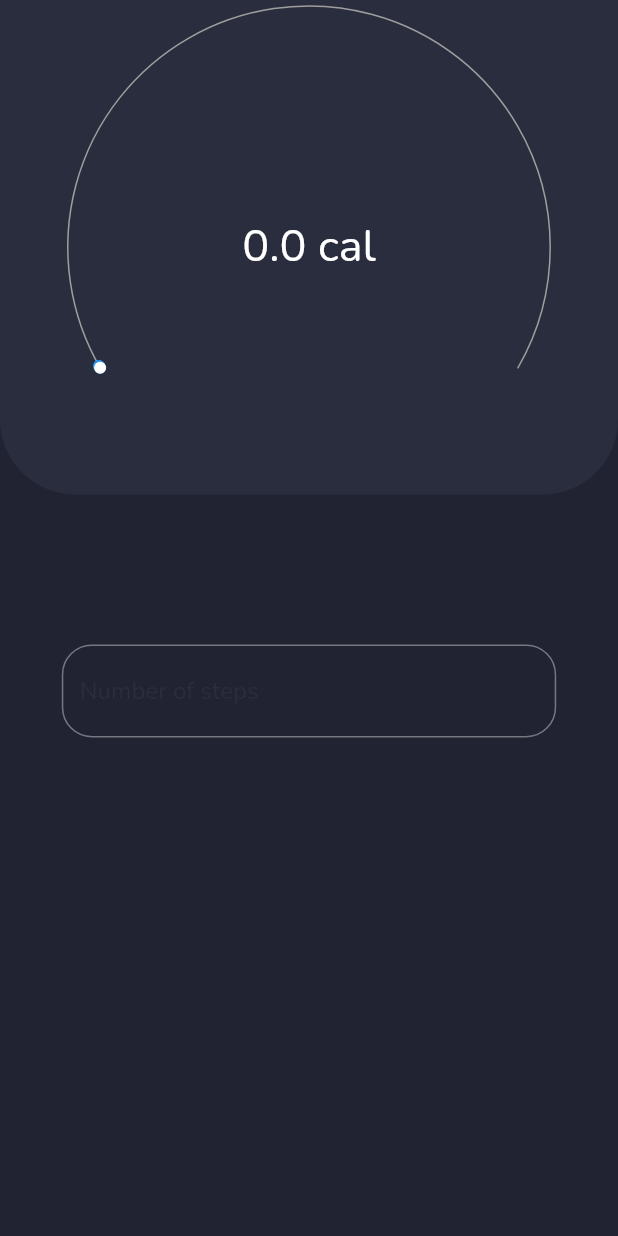
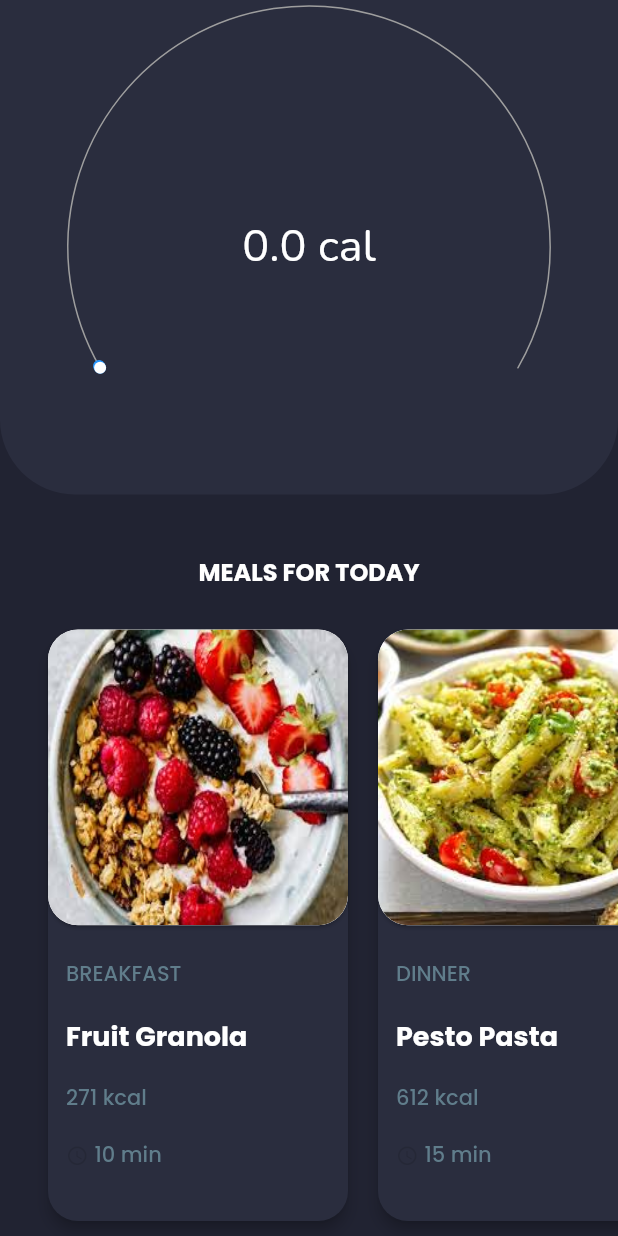
Before and after one commit to KarthikS373/Perfect-Fitness, a Flutter app: the CalorieScreen screen opened by its route, on a phone screen of 412 x 824 dp. Run offline on Flutter 3.47's test engine with Material 2 defaults, Android fonts, the phone set to English and light mode, and no system bars; drawn by our look-alikes of sleek_circular_slider; our stand-ins replace camera, charts_flutter, firebase_auth, firebase_core, fl_chart, flutter_svg and 14 more; missing offline and left inert: flutter_sparkline; accounts and stored records are empty.

Commit message:
Calories done

```diff
--- /dev/null
+++ b/lib/Models/meal.dart
@@ -0,0 +1,72 @@
+class Meal {
+  final String mealTime, name, imagePath, kiloCaloriesBurnt, timeTaken;
+  final String preparation;
+  final List ingredients;
+
+  Meal({
+    required this.mealTime,
+    required this.name,
+    required this.imagePath,
+    required this.kiloCaloriesBurnt,
+    required this.timeTaken,
+    required this.preparation,
+    required this.ingredients,
+  });
+}
+
+final meals = [
+  Meal(
+      mealTime: "BREAKFAST",
+      name: "Fruit Granola",
+      kiloCaloriesBurnt: "271",
+      timeTaken: "10",
+      imagePath: "assets/Images/granola.jpg",
+      ingredients: [
+        "1 cup of granola",
+        "1 banana",
+        "1/2 cup of raisins",
+        "1 tbsp of honey",
+      ],
+      preparation:
+          '''Lorem ipsum dolor sit amet, consectetur adipiscing elit, sed do eiusmod tempor incididunt ut labore et dolore magna aliqua. Elementum tempus egestas sed sed risus pretium quam. Platea dictumst quisque sagittis purus sit. Senectus et netus et malesuada fames ac turpis egestas sed. Nibh cras pulvinar mattis nunc. Amet consectetur adipiscing elit duis tristique. Interdum velit euismod in pellentesque massa placerat duis ultricies lacus. Lectus proin nibh nisl condimentum id venenatis. Sit amet massa vitae tortor condimentum lacinia quis vel eros. Sed adipiscing diam donec adipiscing tristique risus nec feugiat in. Enim tortor at auctor urna. In dictum non consectetur a.
+Sit amet risus nullam eget. Viverra adipiscing at in tellus integer feugiat scelerisque varius morbi. Quis risus sed vulputate odio ut enim blandit volutpat maecenas. Turpis cursus in hac habitasse platea dictumst quisque sagittis. Eget mi proin sed libero. Non diam phasellus vestibulum lorem sed risus ultricies tristique. Neque viverra justo nec ultrices dui. Gravida neque convallis a cras semper. Morbi tempus iaculis urna id volutpat lacus laoreet non. Pretium vulputate sapien nec sagittis aliquam malesuada bibendum. Amet mattis vulputate enim nulla aliquet. Lectus urna duis convallis convallis tellus. Porta non pulvinar neque laoreet suspendisse interdum consectetur libero id. Diam ut venenatis tellus in metus vulputate eu scelerisque felis. Adipiscing vitae proin sagittis nisl. Sed libero enim sed faucibus turpis in. Pulvinar mattis nunc sed blandit. Nisi scelerisque eu ultrices vitae auctor eu augue ut. Diam volutpat commodo sed egestas egestas fringilla phasellus faucibus. Sed id semper risus in hendrerit.
+Consectetur adipiscing elit duis tristique sollicitudin nibh. Dictumst quisque sagittis purus sit amet volutpat. Quis enim lobortis scelerisque fermentum dui faucibus in ornare. Pellentesque diam volutpat commodo sed egestas egestas fringilla phasellus. Mauris pharetra et ultrices neque. Leo duis ut diam quam nulla porttitor. Sit amet facilisis magna etiam tempor orci eu lobortis elementum. Blandit massa enim nec dui. Aliquam id diam maecenas ultricies mi eget mauris. Mattis rhoncus urna neque viverra justo nec ultrices. Nibh tellus molestie nunc non blandit. Non diam phasellus vestibulum lorem. Ut diam quam nulla porttitor massa id neque aliquam. Eget mauris pharetra et ultrices neque ornare aenean euismod. Urna id volutpat lacus laoreet non curabitur gravida arcu ac. Tellus in hac habitasse platea dictumst vestibulum.
+Adipiscing commodo elit at imperdiet. Mollis nunc sed id semper risus. Magna fermentum iaculis eu non. Ut pharetra sit amet aliquam id diam maecenas ultricies mi. Amet consectetur adipiscing elit ut aliquam purus sit amet. Ultrices sagittis orci a scelerisque purus semper. Pharetra magna ac placerat vestibulum lectus mauris ultrices eros in. Massa tempor nec feugiat nisl pretium. Etiam dignissim diam quis enim lobortis scelerisque. Duis ut diam quam nulla.
+Ultricies lacus sed turpis tincidunt id aliquet risus feugiat. Vitae aliquet nec ullamcorper sit amet risus. Malesuada nunc vel risus commodo viverra. Id aliquet risus feugiat in ante metus dictum at tempor. Commodo sed egestas egestas fringilla phasellus faucibus scelerisque. Ipsum dolor sit amet consectetur. In nibh mauris cursus mattis molestie a. Duis at consectetur lorem donec massa sapien faucibus et molestie. Amet nisl purus in mollis nunc sed id. Sagittis vitae et leo duis ut. Purus in mollis nunc sed id. Mauris ultrices eros in cursus turpis.'''),
+  Meal(
+      mealTime: "DINNER",
+      name: "Pesto Pasta",
+      kiloCaloriesBurnt: "612",
+      timeTaken: "15",
+      imagePath: "assets/Images/pasta.jpg",
+      ingredients: [
+        "1 cup of granola",
+        "1 banana",
+        "1/2 cup of raisins",
+        "1 tbsp of honey",
+      ],
+      preparation:
+          '''Lorem ipsum dolor sit amet, consectetur adipiscing elit, sed do eiusmod tempor incididunt ut labore et dolore magna aliqua. Elementum tempus egestas sed sed risus pretium quam. Platea dictumst quisque sagittis purus sit. Senectus et netus et malesuada fames ac turpis egestas sed. Nibh cras pulvinar mattis nunc. Amet consectetur adipiscing elit duis tristique. Interdum velit euismod in pellentesque massa placerat duis ultricies lacus. Lectus proin nibh nisl condimentum id venenatis. Sit amet massa vitae tortor condimentum lacinia quis vel eros. Sed adipiscing diam donec adipiscing tristique risus nec feugiat in. Enim tortor at auctor urna. In dictum non consectetur a.
+Sit amet risus nullam eget. Viverra adipiscing at in tellus integer feugiat scelerisque varius morbi. Quis risus sed vulputate odio ut enim blandit volutpat maecenas. Turpis cursus in hac habitasse platea dictumst quisque sagittis. Eget mi proin sed libero. Non diam phasellus vestibulum lorem sed risus ultricies tristique. Neque viverra justo nec ultrices dui. Gravida neque convallis a cras semper. Morbi tempus iaculis urna id volutpat lacus laoreet non. Pretium vulputate sapien nec sagittis aliquam malesuada bibendum. Amet mattis vulputate enim nulla aliquet. Lectus urna duis convallis convallis tellus. Porta non pulvinar neque laoreet suspendisse interdum consectetur libero id. Diam ut venenatis tellus in metus vulputate eu scelerisque felis. Adipiscing vitae proin sagittis nisl. Sed libero enim sed faucibus turpis in. Pulvinar mattis nunc sed blandit. Nisi scelerisque eu ultrices vitae auctor eu augue ut. Diam volutpat commodo sed egestas egestas fringilla phasellus faucibus. Sed id semper risus in hendrerit.
+Consectetur adipiscing elit duis tristique sollicitudin nibh. Dictumst quisque sagittis purus sit amet volutpat. Quis enim lobortis scelerisque fermentum dui faucibus in ornare. Pellentesque diam volutpat commodo sed egestas egestas fringilla phasellus. Mauris pharetra et ultrices neque. Leo duis ut diam quam nulla porttitor. Sit amet facilisis magna etiam tempor orci eu lobortis elementum. Blandit massa enim nec dui. Aliquam id diam maecenas ultricies mi eget mauris. Mattis rhoncus urna neque viverra justo nec ultrices. Nibh tellus molestie nunc non blandit. Non diam phasellus vestibulum lorem. Ut diam quam nulla porttitor massa id neque aliquam. Eget mauris pharetra et ultrices neque ornare aenean euismod. Urna id volutpat lacus laoreet non curabitur gravida arcu ac. Tellus in hac habitasse platea dictumst vestibulum.
+Adipiscing commodo elit at imperdiet. Mollis nunc sed id semper risus. Magna fermentum iaculis eu non. Ut pharetra sit amet aliquam id diam maecenas ultricies mi. Amet consectetur adipiscing elit ut aliquam purus sit amet. Ultrices sagittis orci a scelerisque purus semper. Pharetra magna ac placerat vestibulum lectus mauris ultrices eros in. Massa tempor nec feugiat nisl pretium. Etiam dignissim diam quis enim lobortis scelerisque. Duis ut diam quam nulla.
+Ultricies lacus sed turpis tincidunt id aliquet risus feugiat. Vitae aliquet nec ullamcorper sit amet risus. Malesuada nunc vel risus commodo viverra. Id aliquet risus feugiat in ante metus dictum at tempor. Commodo sed egestas egestas fringilla phasellus faucibus scelerisque. Ipsum dolor sit amet consectetur. In nibh mauris cursus mattis molestie a. Duis at consectetur lorem donec massa sapien faucibus et molestie. Amet nisl purus in mollis nunc sed id. Sagittis vitae et leo duis ut. Purus in mollis nunc sed id. Mauris ultrices eros in cursus turpis.'''),
+  Meal(
+      mealTime: "SNACK",
+      name: "Keto Snack",
+      kiloCaloriesBurnt: "414",
+      timeTaken: "16",
+      imagePath: "assets/Images/snack.jpg",
+      ingredients: [
+        "1 cup of granola",
+        "1 banana",
+        "1/2 cup of raisins",
+        "1 tbsp of honey",
+      ],
+      preparation:
+          '''Lorem ipsum dolor sit amet, consectetur adipiscing elit, sed do eiusmod tempor incididunt ut labore et dolore magna aliqua. Elementum tempus egestas sed sed risus pretium quam. Platea dictumst quisque sagittis purus sit. Senectus et netus et malesuada fames ac turpis egestas sed. Nibh cras pulvinar mattis nunc. Amet consectetur adipiscing elit duis tristique. Interdum velit euismod in pellentesque massa placerat duis ultricies lacus. Lectus proin nibh nisl condimentum id venenatis. Sit amet massa vitae tortor condimentum lacinia quis vel eros. Sed adipiscing diam donec adipiscing tristique risus nec feugiat in. Enim tortor at auctor urna. In dictum non consectetur a.
+Sit amet risus nullam eget. Viverra adipiscing at in tellus integer feugiat scelerisque varius morbi. Quis risus sed vulputate odio ut enim blandit volutpat maecenas. Turpis cursus in hac habitasse platea dictumst quisque sagittis. Eget mi proin sed libero. Non diam phasellus vestibulum lorem sed risus ultricies tristique. Neque viverra justo nec ultrices dui. Gravida neque convallis a cras semper. Morbi tempus iaculis urna id volutpat lacus laoreet non. Pretium vulputate sapien nec sagittis aliquam malesuada bibendum. Amet mattis vulputate enim nulla aliquet. Lectus urna duis convallis convallis tellus. Porta non pulvinar neque laoreet suspendisse interdum consectetur libero id. Diam ut venenatis tellus in metus vulputate eu scelerisque felis. Adipiscing vitae proin sagittis nisl. Sed libero enim sed faucibus turpis in. Pulvinar mattis nunc sed blandit. Nisi scelerisque eu ultrices vitae auctor eu augue ut. Diam volutpat commodo sed egestas egestas fringilla phasellus faucibus. Sed id semper risus in hendrerit.
+Consectetur adipiscing elit duis tristique sollicitudin nibh. Dictumst quisque sagittis purus sit amet volutpat. Quis enim lobortis scelerisque fermentum dui faucibus in ornare. Pellentesque diam volutpat commodo sed egestas egestas fringilla phasellus. Mauris pharetra et ultrices neque. Leo duis ut diam quam nulla porttitor. Sit amet facilisis magna etiam tempor orci eu lobortis elementum. Blandit massa enim nec dui. Aliquam id diam maecenas ultricies mi eget mauris. Mattis rhoncus urna neque viverra justo nec ultrices. Nibh tellus molestie nunc non blandit. Non diam phasellus vestibulum lorem. Ut diam quam nulla porttitor massa id neque aliquam. Eget mauris pharetra et ultrices neque ornare aenean euismod. Urna id volutpat lacus laoreet non curabitur gravida arcu ac. Tellus in hac habitasse platea dictumst vestibulum.
+Adipiscing commodo elit at imperdiet. Mollis nunc sed id semper risus. Magna fermentum iaculis eu non. Ut pharetra sit amet aliquam id diam maecenas ultricies mi. Amet consectetur adipiscing elit ut aliquam purus sit amet. Ultrices sagittis orci a scelerisque purus semper. Pharetra magna ac placerat vestibulum lectus mauris ultrices eros in. Massa tempor nec feugiat nisl pretium. Etiam dignissim diam quis enim lobortis scelerisque. Duis ut diam quam nulla.
+Ultricies lacus sed turpis tincidunt id aliquet risus feugiat. Vitae aliquet nec ullamcorper sit amet risus. Malesuada nunc vel risus commodo viverra. Id aliquet risus feugiat in ante metus dictum at tempor. Commodo sed egestas egestas fringilla phasellus faucibus scelerisque. Ipsum dolor sit amet consectetur. In nibh mauris cursus mattis molestie a. Duis at consectetur lorem donec massa sapien faucibus et molestie. Amet nisl purus in mollis nunc sed id. Sagittis vitae et leo duis ut. Purus in mollis nunc sed id. Mauris ultrices eros in cursus turpis.'''),
+];
--- a/lib/Screens/CalorieScreen/calorieScreen.dart
+++ b/lib/Screens/CalorieScreen/calorieScreen.dart
@@ -4,8 +4,11 @@ import 'package:google_fonts/google_fonts.dart';
 import 'package:provider/provider.dart';
 import 'package:shared_preferences/shared_preferences.dart';
 import 'package:sleek_circular_slider/sleek_circular_slider.dart';
+import 'package:animations/animations.dart';
 
 import '../../Models/Providers/healthProvider.dart';
+import '../../Models/meal.dart';
+import 'meal_detail_screen.dart';
 
 class CalorieScreen extends StatefulWidget {
   const CalorieScreen({Key? key}) : super(key: key);
@@ -26,8 +29,7 @@ class _CalorieScreenState extends State<CalorieScreen> {
     final media = MediaQuery.of(context);
     final theme = Theme.of(context);
     return Scaffold(
-      body: Consumer<HealthProvider>(
-        builder: (context, value, child) {
+        body: Consumer<HealthProvider>(builder: (context, value, child) {
       return Column(
         children: [
           Container(
@@ -67,7 +69,7 @@ class _CalorieScreenState extends State<CalorieScreen> {
                   children: [
                     Center(
                       child: Text(
-                            "${( value.getSteps * 0.045 ).toStringAsPrecision(2)} cal",
+                        "${(value.getSteps * 0.045).toStringAsPrecision(2)} cal",
                         style: GoogleFonts.nunito(
                           color: textColor,
                           fontSize: 30.0,
@@ -79,53 +81,36 @@ class _CalorieScreenState extends State<CalorieScreen> {
               },
             ),
           ),
+          SizedBox(
+            height: 40,
+          ),
           const SizedBox(
-                height: 100,
-              ),
-              SizedBox(
-                width: media.size.width * 0.8,
-                child: TextField(
-                  onEditingComplete: () {
-                    setState(
-                          () {
-                        _calorie = value.getSteps;
-                        save1();
-                        retrieve1();
-                        stps1 = value.getSteps * 0.045;
-                      },
-                    );
-                    _textController.clear();
-                  },
-                  controller: _textController,
-                  cursorColor: textColor.withOpacity(0.5),
-                  keyboardType: TextInputType.number,
-                  decoration: InputDecoration(
-                    focusedBorder: OutlineInputBorder(
-                      borderRadius: BorderRadius.circular(20),
-                      borderSide: BorderSide(
-                        color: textColor.withOpacity(0.5),
-                        width: 1,
+            height: 50,
+            child : Text(
+              "MEALS FOR TODAY",
+              style: const TextStyle(color: Colors.white, fontSize: 16, fontWeight: FontWeight.w700),
             ),
           ),
-                    border: OutlineInputBorder(
-                      borderRadius: BorderRadius.circular(20),
-                      borderSide: const BorderSide(
-                        color: secondaryColor,
-                        width: 1,
+          Expanded(
+            child: SingleChildScrollView(
+              scrollDirection: Axis.horizontal,
+              child: Row(
+                children: <Widget>[
+                  SizedBox(
+                    width: 32,
                   ),
+                  for (int i = 0; i < meals.length; i++)
+                    _MealCard(
+                      meal: meals[i],
+                      key: null,
                     ),
-                    hintText: "Number of steps",
-                    hintStyle: GoogleFonts.nunito(
-                      color: secondaryColor,
+                ],
               ),
             ),
           ),
-              )
         ],
       );
-        }
-    )
-    );
+    }));
   }
 
   void save1() async {
@@ -142,3 +127,117 @@ class _CalorieScreenState extends State<CalorieScreen> {
     });
   }
 }
+
+class _MealCard extends StatelessWidget {
+  final Meal meal;
+
+  const _MealCard({Key? key, required this.meal}) : super(key: key);
+
+  @override
+  Widget build(BuildContext context) {
+    return Container(
+      margin: const EdgeInsets.only(
+        right: 20,
+        bottom: 10,
+      ),
+      child: Material(
+        borderRadius: BorderRadius.all(
+          Radius.circular(20),
+
+        ),
+        elevation: 4,
+
+        child: Column(
+          crossAxisAlignment: CrossAxisAlignment.start,
+          mainAxisSize: MainAxisSize.max,
+
+          children: <Widget>[
+            Flexible(
+              fit: FlexFit.tight,
+              child: OpenContainer(
+                closedShape: RoundedRectangleBorder(borderRadius: BorderRadius.all(Radius.circular(20))),
+                transitionDuration: const Duration(milliseconds: 1000),
+                openBuilder: (context, _) {
+                  return MealDetailScreen(
+                    meal: meal,
+                  );
+                },
+                closedBuilder: (context, openContainer) {
+                  return GestureDetector(
+                    onTap: openContainer,
+                    child: ClipRRect(
+                      borderRadius: BorderRadius.all(Radius.circular(20)),
+                      child: Image.asset(
+                        meal.imagePath,
+                        width: 200,
+                        fit: BoxFit.fill,
+                      ),
+                    ),
+                  );
+                },
+              ),
+            ),
+            Flexible(
+              fit: FlexFit.tight,
+              child: Padding(
+                padding: const EdgeInsets.only(left: 12.0),
+                child: Column(
+                  crossAxisAlignment: CrossAxisAlignment.start,
+                  mainAxisAlignment: MainAxisAlignment.spaceBetween,
+                  children: [
+                    SizedBox(height: 5),
+                    Text(
+                      meal.mealTime,
+                      style: const TextStyle(
+                        fontWeight: FontWeight.w500,
+                        fontSize: 14,
+                        color: Colors.blueGrey,
+                      ),
+                    ),
+                    Text(
+                      meal.name,
+                      style: const TextStyle(
+                        fontWeight: FontWeight.w700,
+                        fontSize: 18,
+                        color: Colors.white,
+                      ),
+                    ),
+                    Text(
+                      "${meal.kiloCaloriesBurnt} kcal",
+                      style: const TextStyle(
+                        fontWeight: FontWeight.w500,
+                        fontSize: 14,
+                        color: Colors.blueGrey,
+                      ),
+                    ),
+                    Row(
+                      children: <Widget>[
+                        Icon(
+                          Icons.access_time,
+                          size: 15,
+                          color: Colors.black12,
+                        ),
+                        SizedBox(
+                          width: 4,
+                        ),
+                        Text(
+                          "${meal.timeTaken} min",
+                          style: const TextStyle(
+                            fontWeight: FontWeight.w500,
+                            fontSize: 14,
+                            color: Colors.blueGrey,
+                          ),
+                        ),
+                      ],
+                    ),
+                    SizedBox(height: 16),
+                  ],
+                ),
+              ),
+            ),
+          ],
+        ),
+      ),
+    );
+  }
+}
--- a/pubspec.yaml
+++ b/pubspec.yaml
@@ -56,6 +56,7 @@ dependencies:
   syncfusion_flutter_charts: ^20.2.40
   google_sign_in: ^5.4.0
   font_awesome_flutter: ^10.1.0
+  animations: ^2.0.3
 #   multidex: ^1.0.3
 
 dev_dependencies:
```
Also changed, not shown: lib/Screens/CalorieScreen/meal_detail_screen.dart (added, +181 -0 lines), assets/Images/granola.jpg (added), assets/Images/pasta.jpg (added), assets/Images/snack.jpg (added), pubspec.lock. Lines whose indentation alone changed are shown as unchanged.
